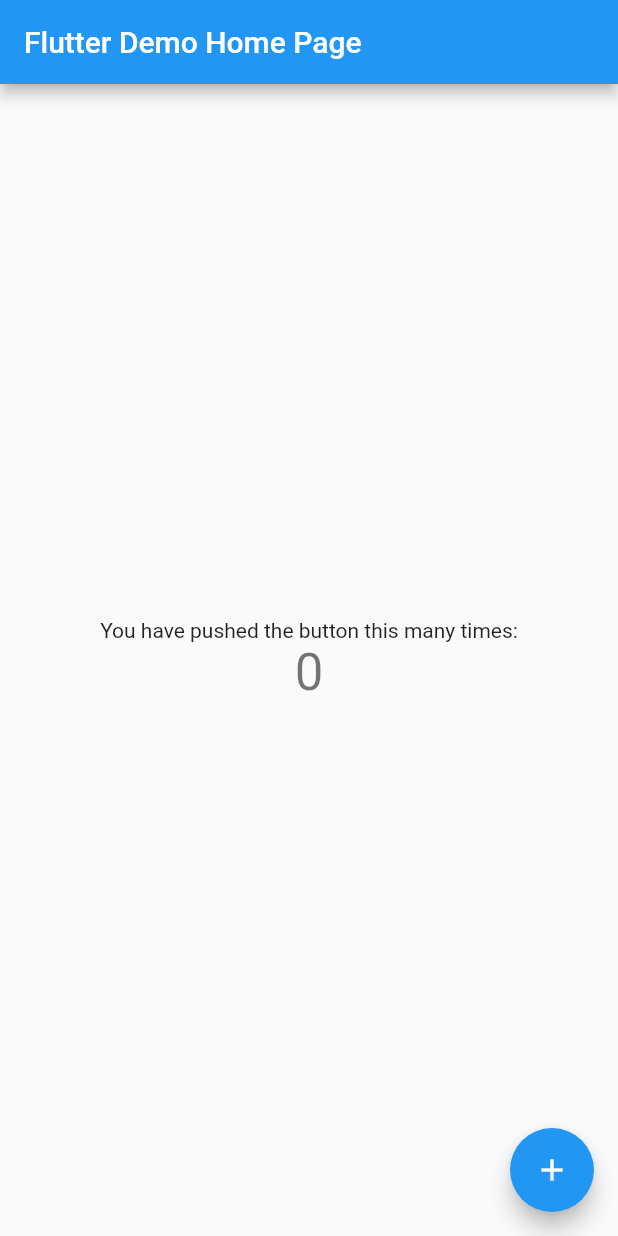
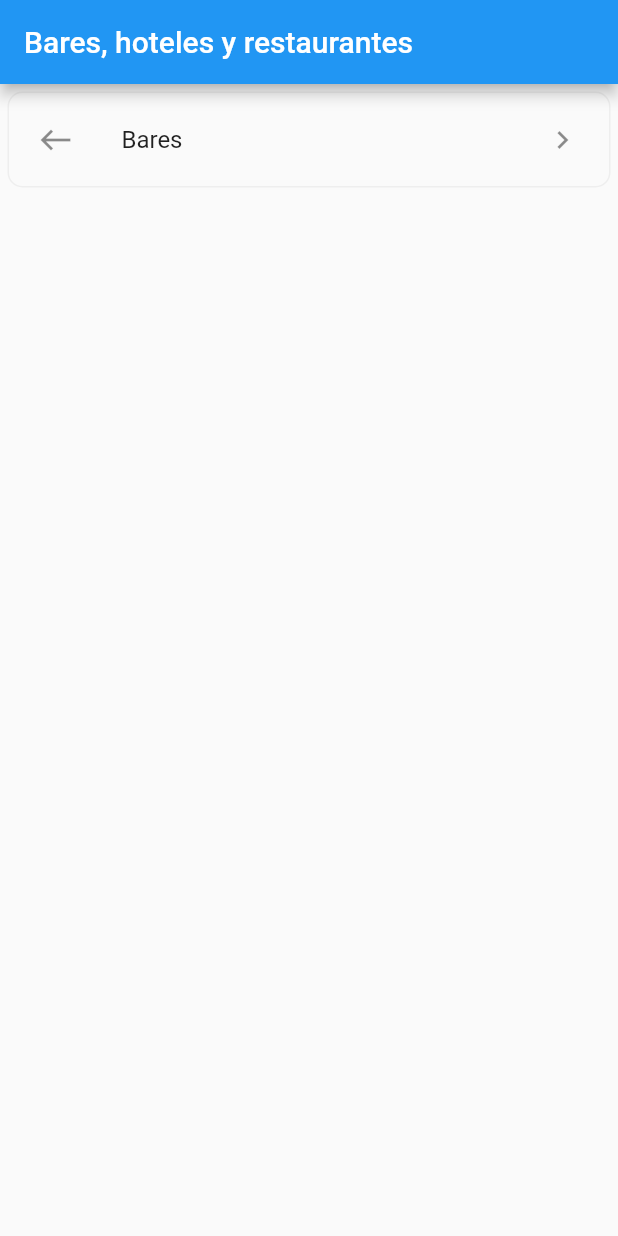
Before and after one commit to MurgaRoberto/PMPDproj, a Flutter app: the screen it shows after launch, on a phone screen of 412 x 824 dp. Run offline on Flutter 3.47's test engine with Material 2 defaults, Android fonts, the phone set to English and light mode, and no system bars.

Commit message:
Primeros cambios

```diff
--- /dev/null
+++ b/proj_app_roberto/lib/listview.dart
@@ -0,0 +1,60 @@
+import 'package:flutter/material.dart';
+import 'package:proj_app_roberto/screens/bares.dart';
+
+class ListViewScreen extends StatelessWidget {
+  const ListViewScreen({super.key});
+
+  @override
+  Widget build(BuildContext context) {
+    return Scaffold(
+      appBar: AppBar(
+        title: const Text('Bares, hoteles y restaurantes'),
+      ),
+      body: Center(
+        child: ListView(
+          children: const [
+            ListItemWidget(icon: Icon(Icons.west_sharp), text: 'Bares', link: BaresScreen()),
+            /*ListItemWidget(icon: Icon(Icons.west_sharp), text: 'Restaurantes', link: ),*/
+            /*ListItemWidget(icon: Icon(Icons.west_sharp), text: 'Hoteles', link: ),*/
+          ],
+        ),
+      ),
+    );
+  }
+}
+
+class ListItemWidget extends StatelessWidget {
+  final Icon icon;
+  final String text;
+  final Widget link;
+
+  const ListItemWidget({
+    Key? key, required this.text, required this.icon, required this.link,
+  }) : super(key: key);
+
+  @override
+  Widget build(BuildContext context) {
+    return Container(
+     margin: const EdgeInsets.all(5.0),
+      padding: const EdgeInsets.all(3.0),
+      decoration: BoxDecoration(
+        borderRadius: BorderRadius.circular(10),
+        border: Border.all(color: Colors.grey.shade200),
+      ),
+
+      child: ListTile(
+        leading: icon,
+        title: Text(text),
+        trailing: const Icon(Icons.navigate_next),
+        onTap: () {
+          Navigator.push(
+            context,
+            MaterialPageRoute(
+              builder: (context) => link
+            ),
+          );
+        },
+      ),
+    );
+  }
+}
--- a/proj_app_roberto/lib/main.dart
+++ b/proj_app_roberto/lib/main.dart
@@ -1,115 +1,16 @@
 import 'package:flutter/material.dart';
+import 'package:proj_app_roberto/listview.dart';
 
-void main() {
-  runApp(const MyApp());
-}
+void main() => runApp(const MyApp());
 
 class MyApp extends StatelessWidget {
   const MyApp({super.key});
 
-  // This widget is the root of your application.
   @override
   Widget build(BuildContext context) {
     return MaterialApp(
-      title: 'Flutter Demo',
-      theme: ThemeData(
-        // This is the theme of your application.
-        //
-        // Try running your application with "flutter run". You'll see the
-        // application has a blue toolbar. Then, without quitting the app, try
-        // changing the primarySwatch below to Colors.green and then invoke
-        // "hot reload" (press "r" in the console where you ran "flutter run",
-        // or simply save your changes to "hot reload" in a Flutter IDE).
-        // Notice that the counter didn't reset back to zero; the application
-        // is not restarted.
-        primarySwatch: Colors.blue,
-      ),
-      home: const MyHomePage(title: 'Flutter Demo Home Page'),
+      debugShowCheckedModeBanner: false,
+      home: const ListViewScreen(),
     );
   }
 }
-
-class MyHomePage extends StatefulWidget {
-  const MyHomePage({super.key, required this.title});
-
-  // This widget is the home page of your application. It is stateful, meaning
-  // that it has a State object (defined below) that contains fields that affect
-  // how it looks.
-
-  // This class is the configuration for the state. It holds the values (in this
-  // case the title) provided by the parent (in this case the App widget) and
-  // used by the build method of the State. Fields in a Widget subclass are
-  // always marked "final".
-
-  final String title;
-
-  @override
-  State<MyHomePage> createState() => _MyHomePageState();
-}
-
-class _MyHomePageState extends State<MyHomePage> {
-  int _counter = 0;
-
-  void _incrementCounter() {
-    setState(() {
-      // This call to setState tells the Flutter framework that something has
-      // changed in this State, which causes it to rerun the build method below
-      // so that the display can reflect the updated values. If we changed
-      // _counter without calling setState(), then the build method would not be
-      // called again, and so nothing would appear to happen.
-      _counter++;
-    });
-  }
-
-  @override
-  Widget build(BuildContext context) {
-    // This method is rerun every time setState is called, for instance as done
-    // by the _incrementCounter method above.
-    //
-    // The Flutter framework has been optimized to make rerunning build methods
-    // fast, so that you can just rebuild anything that needs updating rather
-    // than having to individually change instances of widgets.
-    return Scaffold(
-      appBar: AppBar(
-        // Here we take the value from the MyHomePage object that was created by
-        // the App.build method, and use it to set our appbar title.
-        title: Text(widget.title),
-      ),
-      body: Center(
-        // Center is a layout widget. It takes a single child and positions it
-        // in the middle of the parent.
-        child: Column(
-          // Column is also a layout widget. It takes a list of children and
-          // arranges them vertically. By default, it sizes itself to fit its
-          // children horizontally, and tries to be as tall as its parent.
-          //
-          // Invoke "debug painting" (press "p" in the console, choose the
-          // "Toggle Debug Paint" action from the Flutter Inspector in Android
-          // Studio, or the "Toggle Debug Paint" command in Visual Studio Code)
-          // to see the wireframe for each widget.
-          //
-          // Column has various properties to control how it sizes itself and
-          // how it positions its children. Here we use mainAxisAlignment to
-          // center the children vertically; the main axis here is the vertical
-          // axis because Columns are vertical (the cross axis would be
-          // horizontal).
-          mainAxisAlignment: MainAxisAlignment.center,
-          children: <Widget>[
-            const Text(
-              'You have pushed the button this many times:',
-            ),
-            Text(
-              '$_counter',
-              style: Theme.of(context).textTheme.headline4,
-            ),
-          ],
-        ),
-      ),
-      floatingActionButton: FloatingActionButton(
-        onPressed: _incrementCounter,
-        tooltip: 'Increment',
-        child: const Icon(Icons.add),
-      ), // This trailing comma makes auto-formatting nicer for build methods.
-    );
-  }
-}
```
Also changed, not shown: proj_app_roberto/lib/screens/bares.dart (added, +81 -0 lines), proj_app_roberto/lib/screens/hoteles.dart (added), proj_app_roberto/lib/screens/restaurantes.dart (added).
